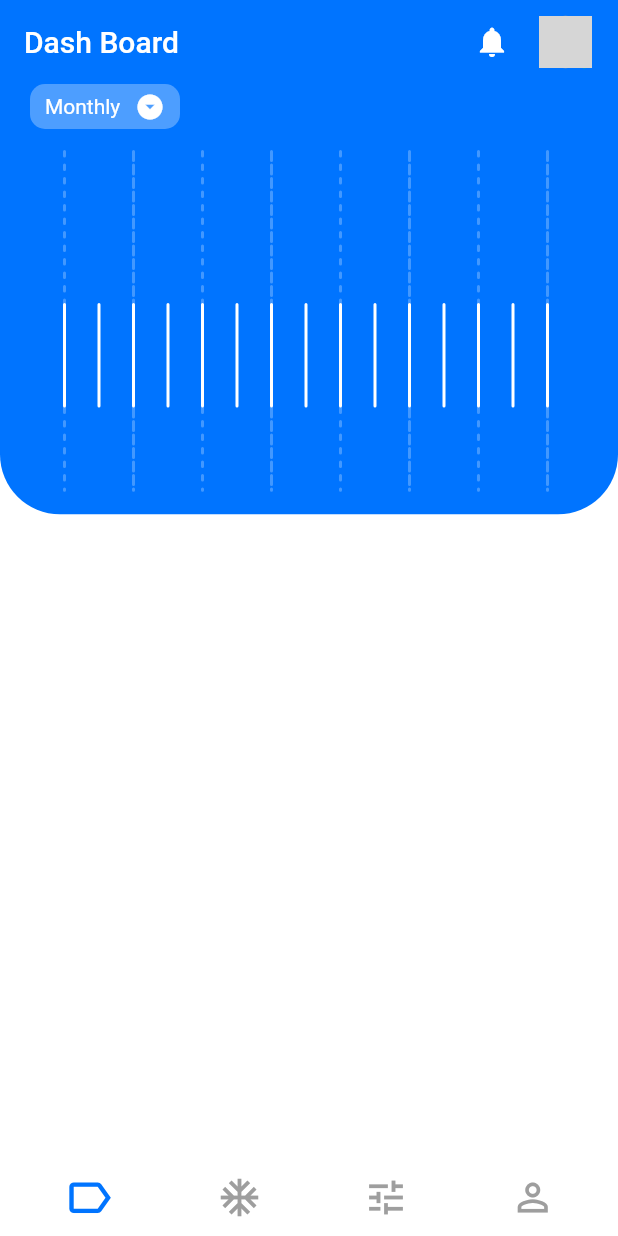
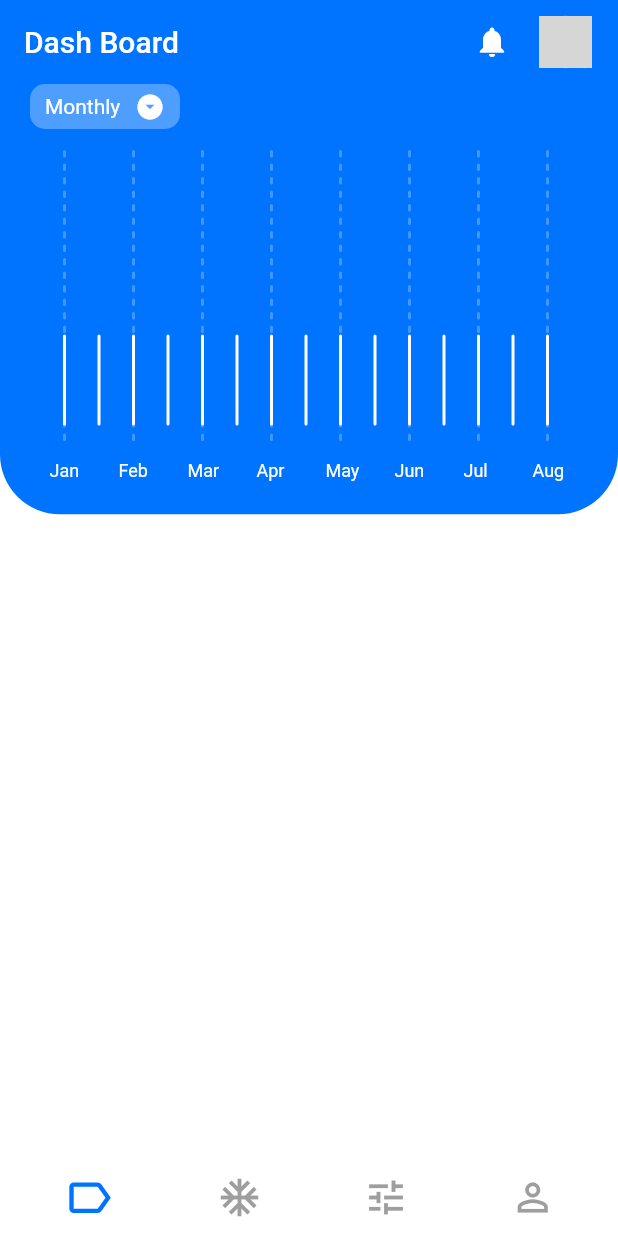
Before and after one commit to cristianfchq/flutter_hospital_dashboard, a Flutter app: the screen it shows after launch, on a phone screen of 412 x 824 dp. Run offline on Flutter 3.47's test engine with Material 2 defaults, Android fonts, the phone set to English and light mode, and no system bars; our stand-ins replace path_drawing; network calls fail; grey boxes are pictures that could not be loaded.

Commit message:
commit6 added the months in the body

```diff
--- a/lib/main.dart
+++ b/lib/main.dart
@@ -177,6 +177,13 @@ class HospitalDashBoardHome extends StatelessWidget {
                       foregroundPainter: ChartPainter(),
                     ),
                   ),
+                  Container(
+                    height: 30.0,
+                    width: MediaQuery.of(context).size.width,
+                    child: Stack(
+                      children: _buildChartLegend(context),
+                    ),
+                  ),
                 ],
               ),
             ),
```
Also changed, not shown: images/commi6 added the months in the body.png (added).
